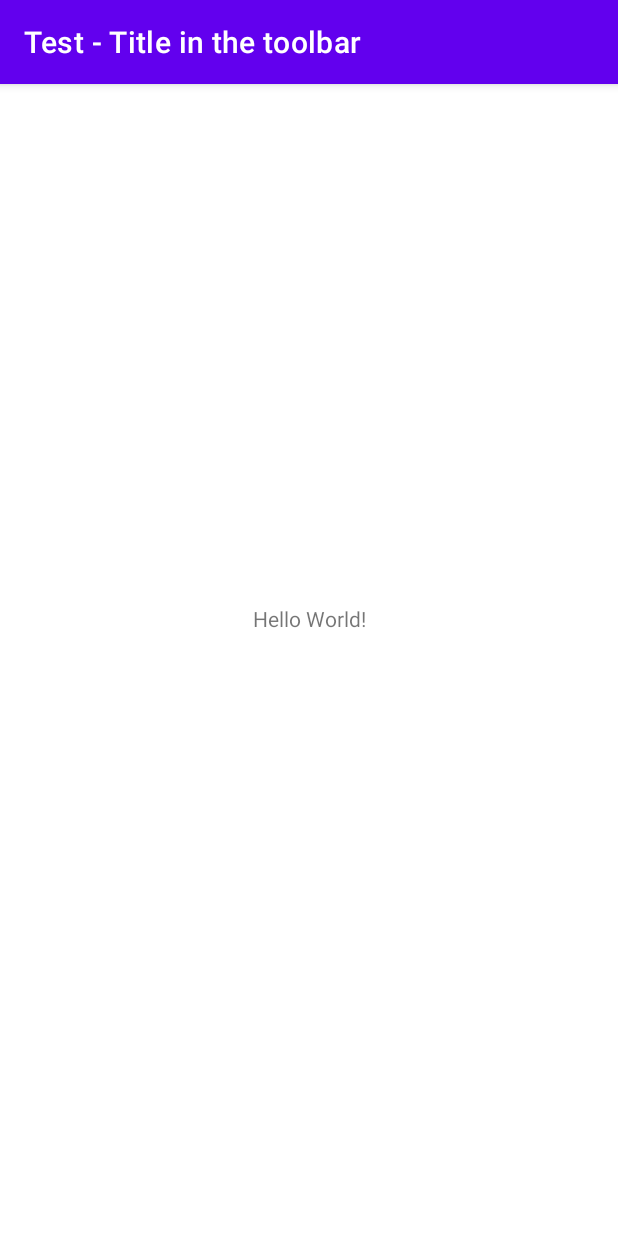
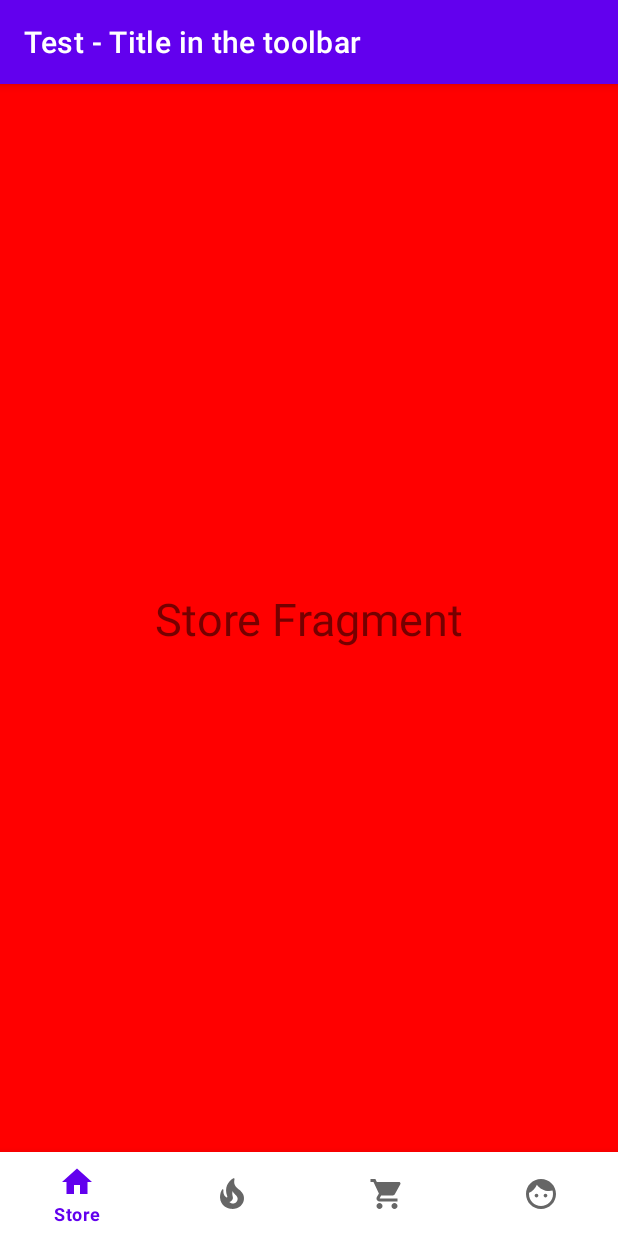
Before and after one commit to JuanTrebolle/E-Sneaker, an Android app: the MainActivity screen opened directly, with no data from a screen before it, on a phone screen of 412 x 824 dp. Run offline under Robolectric (Android 15) with nearby library versions, the phone set to English and light mode, and no system bars.

Commit message:
Add BottomNavigationView + fragments + icons
Implement BottomNavigationView with 4 fragments.
Added two more fragments(FireSneakers_fragment and ProfileFragment).

Add icons for the menu bottom navigation items

```diff
--- a/app/build.gradle
+++ b/app/build.gradle
@@ -42,6 +42,7 @@ dependencies {
     implementation platform('com.google.firebase:firebase-bom:27.1.0')
     implementation 'com.google.firebase:firebase-analytics'
     implementation 'com.google.firebase:firebase-auth:20.0.4'
+    implementation 'androidx.legacy:legacy-support-v4:1.0.0'
 
     //Material design dependencies
     //implementation 'androidx.appcompat:appcompat:1.2.0'
--- /dev/null
+++ b/app/src/main/java/com/example/e_sneaker/Cart_Fragment.java
@@ -0,0 +1,63 @@
+package com.example.e_sneaker;
+
+import android.os.Bundle;
+import android.view.LayoutInflater;
+import android.view.View;
+import android.view.ViewGroup;
+
+import androidx.fragment.app.Fragment;
+
+/**
+ * A simple {@link Fragment} subclass.
+ * Use the {@link Cart_Fragment#newInstance} factory method to
+ * create an instance of this fragment.
+ */
+public class Cart_Fragment extends Fragment {
+
+    // TODO: Rename parameter arguments, choose names that match
+    // the fragment initialization parameters, e.g. ARG_ITEM_NUMBER
+    private static final String ARG_PARAM1 = "param1";
+    private static final String ARG_PARAM2 = "param2";
+
+    // TODO: Rename and change types of parameters
+    private String mParam1;
+    private String mParam2;
+
+    public Cart_Fragment() {
+        // Required empty public constructor
+    }
+
+    /**
+     * Use this factory method to create a new instance of
+     * this fragment using the provided parameters.
+     *
+     * @param param1 Parameter 1.
+     * @param param2 Parameter 2.
+     * @return A new instance of fragment StoreFragment.
+     */
+    // TODO: Rename and change types and number of parameters
+    public static Cart_Fragment newInstance(String param1, String param2) {
+        Cart_Fragment fragment = new Cart_Fragment();
+        Bundle args = new Bundle();
+        args.putString(ARG_PARAM1, param1);
+        args.putString(ARG_PARAM2, param2);
+        fragment.setArguments(args);
+        return fragment;
+    }
+
+    @Override
+    public void onCreate(Bundle savedInstanceState) {
+        super.onCreate(savedInstanceState);
+        if (getArguments() != null) {
+            mParam1 = getArguments().getString(ARG_PARAM1);
+            mParam2 = getArguments().getString(ARG_PARAM2);
+        }
+    }
+
+    @Override
+    public View onCreateView(LayoutInflater inflater, ViewGroup container,
+                             Bundle savedInstanceState) {
+        // Inflate the layout for this fragment
+        return inflater.inflate(R.layout.fragment_store, container, false);
+    }
+}
--- a/app/src/main/java/com/example/e_sneaker/MainActivity.java
+++ b/app/src/main/java/com/example/e_sneaker/MainActivity.java
@@ -3,16 +3,23 @@ package com.example.e_sneaker;
 import androidx.annotation.NonNull;
 import androidx.appcompat.app.AppCompatActivity;
 import androidx.appcompat.widget.Toolbar;
+import androidx.fragment.app.FragmentTransaction;
 
 import android.os.Bundle;
 import android.view.Menu;
 import android.view.MenuItem;
 import android.widget.Toast;
 
+import com.google.android.material.bottomnavigation.BottomNavigationView;
+
 public class MainActivity extends AppCompatActivity {
+
+    BottomNavigationView bottomNavigationView;
 
     @Override
     protected void onCreate(Bundle savedInstanceState) {
+
+        //SPLASH-THEME
         try {
             Thread.sleep(2000);
         } catch (InterruptedException e) {
@@ -26,6 +33,36 @@ public class MainActivity extends AppCompatActivity {
 
         Toolbar toolbar = findViewById(R.id.toolbar);
         //setSupportActionBar(toolbar); // With this the app crashes
+
+        //Set the inital fragment to Store-fragment
+        FragmentTransaction transaction = getSupportFragmentManager().beginTransaction();
+        transaction.replace(R.id.frameLayoutFragment, new Cart_Fragment());
+        transaction.commit();
+
+        //Bottom Navigation View
+        bottomNavigationView = findViewById(R.id.bottom_navigation_view);
+
+        bottomNavigationView.setSelectedItemId(R.id.nav_home);
+
+        /*toCartFragmentButton.setOnClickListener(new View.OnClickListener(){
+            @Override
+            public void onClick(View view) {
+                //Set fragment to Cart-fragment
+                FragmentTransaction transaction = getSupportFragmentManager().beginTransaction();
+                transaction.replace(R.id.frameLayoutFragment, new CartFragment());
+                transaction.commit();
+            }
+        });*/
+
+        /*toStoreFragmentButton.setOnClickListener(new View.OnClickListener(){
+            @Override
+            public void onClick(View view) {
+                //Set fragment to Store-fragment
+                FragmentTransaction transaction = getSupportFragmentManager().beginTransaction();
+                transaction.replace(R.id.frameLayoutFragment, new StoreFragment());
+                transaction.commit();
+            }
+        });*/
     }
 
     @Override
--- /dev/null
+++ b/app/src/main/res/drawable/ic_fire.xml
@@ -0,0 +1,10 @@
+<vector xmlns:android="http://schemas.android.com/apk/res/android"
+    android:width="24dp"
+    android:height="24dp"
+    android:viewportWidth="24"
+    android:viewportHeight="24"
+    android:tint="?attr/colorControlNormal">
+  <path
+      android:fillColor="@android:color/white"
+      android:pathData="M19.48,12.35c-1.57,-4.08 -7.16,-4.3 -5.81,-10.23c0.1,-0.44 -0.37,-0.78 -0.75,-0.55C9.29,3.71 6.68,8 8.87,13.62c0.18,0.46 -0.36,0.89 -0.75,0.59c-1.81,-1.37 -2,-3.34 -1.84,-4.75c0.06,-0.52 -0.62,-0.77 -0.91,-0.34C4.69,10.16 4,11.84 4,14.37c0.38,5.6 5.11,7.32 6.81,7.54c2.43,0.31 5.06,-0.14 6.95,-1.87C19.84,18.11 20.6,15.03 19.48,12.35zM10.2,17.38c1.44,-0.35 2.18,-1.39 2.38,-2.31c0.33,-1.43 -0.96,-2.83 -0.09,-5.09c0.33,1.87 3.27,3.04 3.27,5.08C15.84,17.59 13.1,19.76 10.2,17.38z"/>
+</vector>
--- /dev/null
+++ b/app/src/main/res/drawable/ic_home.xml
@@ -0,0 +1,10 @@
+<vector xmlns:android="http://schemas.android.com/apk/res/android"
+    android:width="24dp"
+    android:height="24dp"
+    android:viewportWidth="24"
+    android:viewportHeight="24"
+    android:tint="?attr/colorControlNormal">
+  <path
+      android:fillColor="@android:color/white"
+      android:pathData="M10,20v-6h4v6h5v-8h3L12,3 2,12h3v8z"/>
+</vector>
--- /dev/null
+++ b/app/src/main/res/drawable/ic_profile.xml
@@ -0,0 +1,10 @@
+<vector xmlns:android="http://schemas.android.com/apk/res/android"
+    android:width="24dp"
+    android:height="24dp"
+    android:viewportWidth="24"
+    android:viewportHeight="24"
+    android:tint="?attr/colorControlNormal">
+  <path
+      android:fillColor="@android:color/white"
+      android:pathData="M9,11.75c-0.69,0 -1.25,0.56 -1.25,1.25s0.56,1.25 1.25,1.25 1.25,-0.56 1.25,-1.25 -0.56,-1.25 -1.25,-1.25zM15,11.75c-0.69,0 -1.25,0.56 -1.25,1.25s0.56,1.25 1.25,1.25 1.25,-0.56 1.25,-1.25 -0.56,-1.25 -1.25,-1.25zM12,2C6.48,2 2,6.48 2,12s4.48,10 10,10 10,-4.48 10,-10S17.52,2 12,2zM12,20c-4.41,0 -8,-3.59 -8,-8 0,-0.29 0.02,-0.58 0.05,-0.86 2.36,-1.05 4.23,-2.98 5.21,-5.37C11.07,8.33 14.05,10 17.42,10c0.78,0 1.53,-0.09 2.25,-0.26 0.21,0.71 0.33,1.47 0.33,2.26 0,4.41 -3.59,8 -8,8z"/>
+</vector>
--- a/app/src/main/res/layout/activity_main.xml
+++ b/app/src/main/res/layout/activity_main.xml
@@ -14,15 +14,26 @@
         app:layout_constraintEnd_toEndOf="parent"
         app:layout_constraintStart_toStartOf="parent"
         app:layout_constraintTop_toTopOf="parent"
-        app:title="Test - Title in the toolbar"/>
+        app:title="Test - Title in the toolbar" />
 
-    <TextView
-        android:layout_width="wrap_content"
+    <FrameLayout
+        android:id="@+id/frameLayoutFragment"
+        android:layout_width="match_parent"
+        android:layout_height="0dp"
+        android:background="@color/colorPrimary"
+        app:layout_constraintBottom_toTopOf="@+id/bottom_navigation_view"
+        app:layout_constraintEnd_toEndOf="parent"
+        app:layout_constraintHorizontal_bias="0.5"
+        app:layout_constraintStart_toStartOf="parent"
+        app:layout_constraintTop_toBottomOf="@+id/toolbar" />
+
+    <com.google.android.material.bottomnavigation.BottomNavigationView
+        android:id="@+id/bottom_navigation_view"
+        android:layout_width="match_parent"
         android:layout_height="wrap_content"
-        android:text="Hello World!"
+        app:menu="@menu/bottom_navigation"
         app:layout_constraintBottom_toBottomOf="parent"
-        app:layout_constraintLeft_toLeftOf="parent"
-        app:layout_constraintRight_toRightOf="parent"
-        app:layout_constraintTop_toTopOf="parent" />
+        app:layout_constraintEnd_toEndOf="parent"
+        app:layout_constraintStart_toStartOf="parent" />
 
 </androidx.constraintlayout.widget.ConstraintLayout>
--- /dev/null
+++ b/app/src/main/res/layout/fragment_store.xml
@@ -0,0 +1,22 @@
+<?xml version="1.0" encoding="utf-8"?>
+<androidx.constraintlayout.widget.ConstraintLayout xmlns:android="http://schemas.android.com/apk/res/android"
+    xmlns:app="http://schemas.android.com/apk/res-auto"
+    xmlns:tools="http://schemas.android.com/tools"
+    android:layout_width="match_parent"
+    android:layout_height="match_parent"
+    tools:context=".Store_Fragment">
+
+    <!-- TODO: Update blank fragment layout -->
+    <TextView
+        android:id="@+id/store_fragment"
+        android:layout_width="wrap_content"
+        android:layout_height="wrap_content"
+        android:text="Store Fragment"
+        android:textSize="30sp"
+        app:layout_constraintBottom_toBottomOf="parent"
+        app:layout_constraintEnd_toEndOf="parent"
+        app:layout_constraintHorizontal_bias="0.5"
+        app:layout_constraintStart_toStartOf="parent"
+        app:layout_constraintTop_toTopOf="parent" />
+
+</androidx.constraintlayout.widget.ConstraintLayout>
--- /dev/null
+++ b/app/src/main/res/menu/bottom_navigation.xml
@@ -0,0 +1,25 @@
+<?xml version="1.0" encoding="utf-8"?>
+<menu xmlns:android="http://schemas.android.com/apk/res/android">
+    <item
+        android:id="@+id/nav_home"
+        android:enabled="true"
+        android:icon="@drawable/ic_home"
+        android:title="@string/Store"/>
+
+    <item
+        android:id="@+id/nav_fire"
+        android:enabled="true"
+        android:icon="@drawable/ic_fire"
+        android:title="@string/fire"/>
+
+    <item
+        android:id="@+id/nav_"
+        android:enabled="true"
+        android:icon="@drawable/ic_shopping_cart"
+        android:title="@string/ShoppingCart"/>
+    <item
+        android:id="@+id/nav_profile"
+        android:enabled="true"
+        android:icon="@drawable/ic_profile"
+        android:title="@string/Profile"/>
+</menu>
--- a/app/src/main/res/values/strings.xml
+++ b/app/src/main/res/values/strings.xml
@@ -1,3 +1,9 @@
 <resources>
     <string name="app_name">E-Sneaker</string>
+    <!-- TODO: Remove or change this placeholder text -->
+    <string name="hello_blank_fragment">Hello blank fragment</string>
+    <string name="Store">Store</string>
+    <string name="fire">Fire Sneakers</string>
+    <string name="ShoppingCart">Shopping Cart</string>
+    <string name="Profile">Profile</string>
 </resources>
```
Also changed, not shown: app/src/main/java/com/example/e_sneaker/FireSneakers_Fragment.java (added, +64 -0 lines), app/src/main/java/com/example/e_sneaker/Profile_Fragment.java (added, +64 -0 lines), app/src/main/java/com/example/e_sneaker/Store_Fragment.java (added, +64 -0 lines), app/src/main/res/layout/fragment_cart.xml (added, +22 -0 lines), app/src/main/res/layout/fragment_fire_sneakers.xml (added, +22 -0 lines), app/src/main/res/layout/fragment_profile.xml (added, +22 -0 lines).
